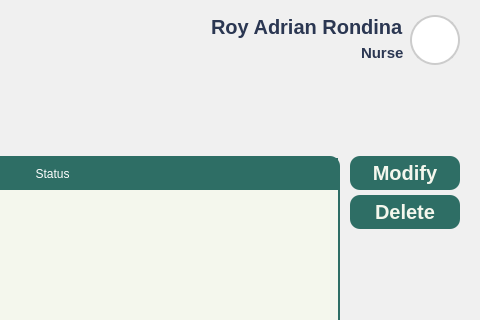
Qt form Views/Staff_LabRequest.ui (VinsmokeSanji69/COVACHA_CLINIC_SYSTEM) before a commit; both pictures show x 663 to 1143 and y 0 to 320 of the 1143 by 738 pixel window.
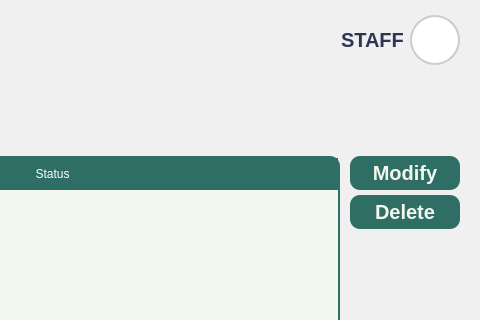
The same form after that commit. Icons and pictures are not drawn.

Diff of the .ui file:
```diff
--- a/Views/Staff_LabRequest.ui
+++ b/Views/Staff_LabRequest.ui
@@ -375,23 +375,16 @@
              <property name="spacing">
               <number>0</number>
              </property>
-             <item alignment="Qt::AlignRight">
+             <item alignment="Qt::AlignRight|Qt::AlignVCenter">
               <widget class="QLabel" name="UserName">
                <property name="text">
-                <string>Roy Adrian Rondina</string>
+                <string>STAFF</string>
                </property>
                <property name="alignment">
                 <set>Qt::AlignLeading</set>
                </property>
               </widget>
              </item>
-             <item alignment="Qt::AlignRight">
-              <widget class="QLabel" name="UserType">
-               <property name="text">
-                <string>Nurse</string>
-               </property>
-              </widget>
-             </item>
             </layout>
            </item>
            <item>
```
